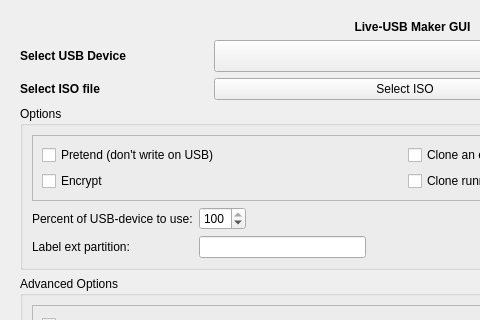
Above: mainwindow.ui from AdrianTM/mx-live-usb-maker before the change; both pictures show x 0 to 480 and y 0 to 320 of the 825 by 789 pixel window. Below: the same form after it.
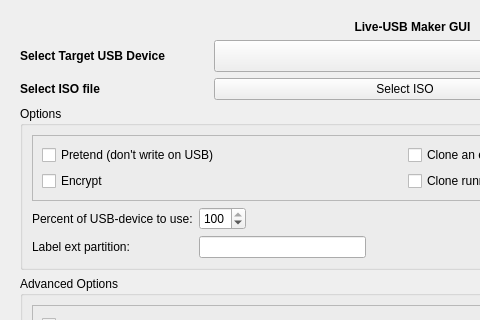
That is the form after the change. Icons and pictures are not drawn.

The edit to the form file:
```diff
--- a/mainwindow.ui
+++ b/mainwindow.ui
@@ -224,7 +224,7 @@
        <item row="1" column="0">
         <widget class="QLabel" name="label_2">
          <property name="text">
-          <string>&lt;html&gt;&lt;head/&gt;&lt;body&gt;&lt;p&gt;&lt;span style=&quot; font-weight:600;&quot;&gt;Select USB Device&lt;/span&gt;&lt;/p&gt;&lt;/body&gt;&lt;/html&gt;</string>
+          <string>&lt;html&gt;&lt;head/&gt;&lt;body&gt;&lt;p&gt;&lt;span style=&quot; font-weight:600;&quot;&gt;Select Target USB Device&lt;/span&gt;&lt;/p&gt;&lt;/body&gt;&lt;/html&gt;</string>
          </property>
          <property name="textFormat">
           <enum>Qt::RichText</enum>
```
